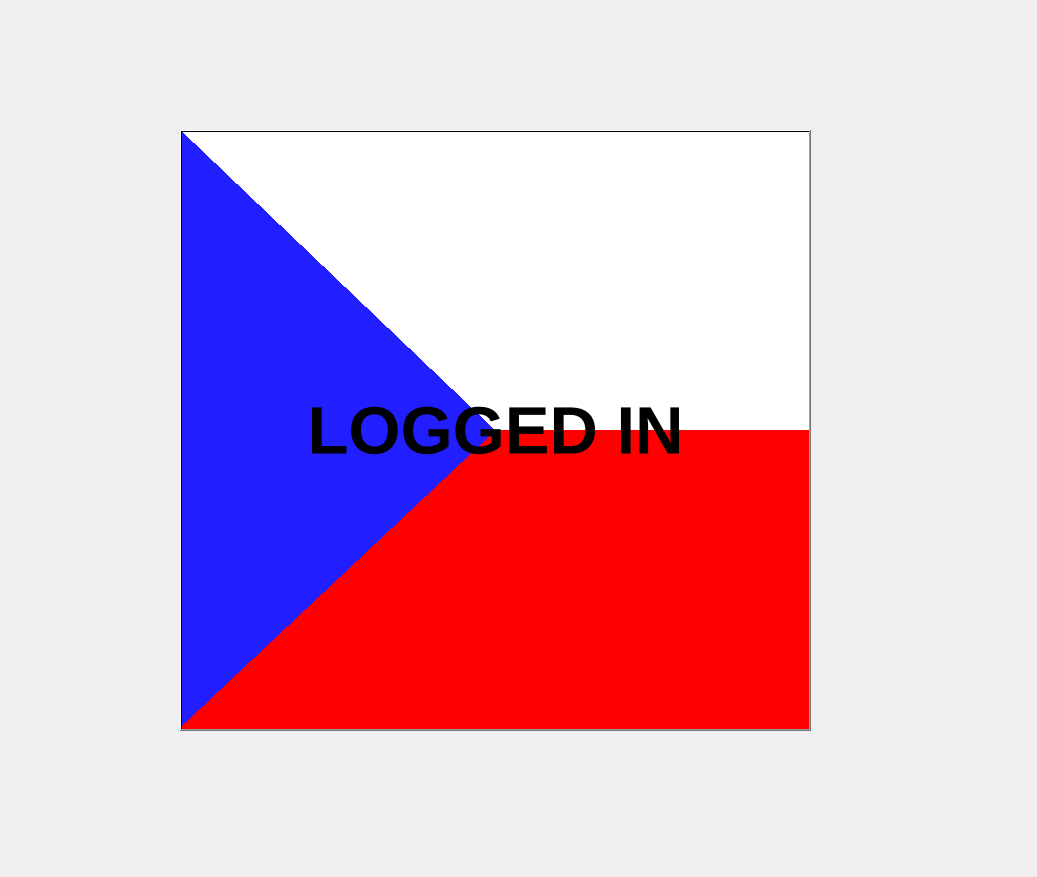
Before: the Qt Designer form scene2.ui in AsifCantCode/QLibrary, drawn with Qt 5.
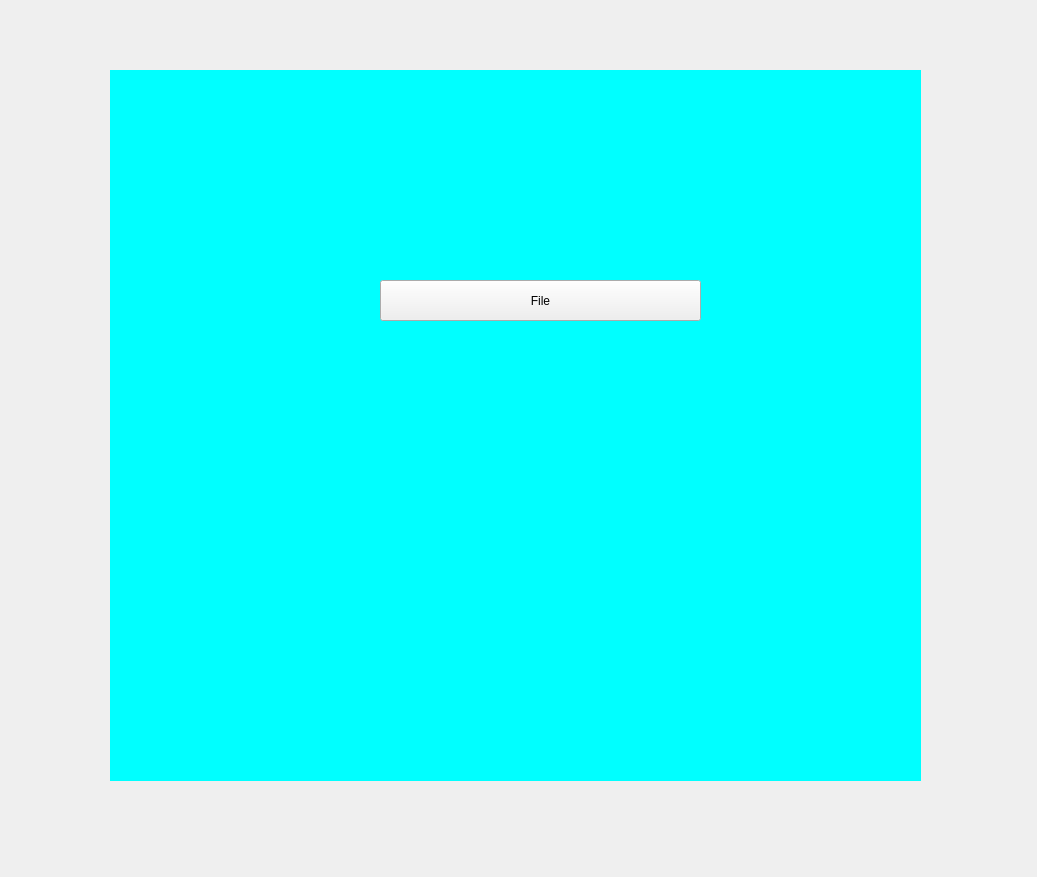
After: the same form once the commit is applied.

Diff of the .ui file:
```diff
--- a/scene2.ui
+++ b/scene2.ui
@@ -13,27 +13,33 @@
   <property name="windowTitle">
    <string>Form</string>
   </property>
-  <widget class="QPushButton" name="bigButton">
+  <widget class="QLabel" name="label">
    <property name="geometry">
     <rect>
-     <x>180</x>
-     <y>130</y>
-     <width>631</width>
-     <height>601</height>
+     <x>110</x>
+     <y>70</y>
+     <width>811</width>
+     <height>711</height>
     </rect>
    </property>
-   <property name="font">
-    <font>
-     <pointsize>50</pointsize>
-     <weight>75</weight>
-     <bold>true</bold>
-    </font>
-   </property>
    <property name="styleSheet">
-    <string notr="true">background-color:qconicalgradient(cx:0.5, cy:0.5, angle:0, stop:0 rgba(255, 255, 255, 255), stop:0.373979 rgba(255, 255, 255, 255), stop:0.373991 rgba(33, 30, 255, 255), stop:0.624018 rgba(33, 30, 255, 255), stop:0.624043 rgba(255, 0, 0, 255), stop:1 rgba(255, 0, 0, 255));</string>
+    <string notr="true">background-color:cyan;</string>
    </property>
    <property name="text">
-    <string>LOGGED IN</string>
+    <string/>
+   </property>
+  </widget>
+  <widget class="QPushButton" name="filepathbtn">
+   <property name="geometry">
+    <rect>
+     <x>380</x>
+     <y>280</y>
+     <width>321</width>
+     <height>41</height>
+    </rect>
+   </property>
+   <property name="text">
+    <string>File</string>
    </property>
   </widget>
  </widget>
```
